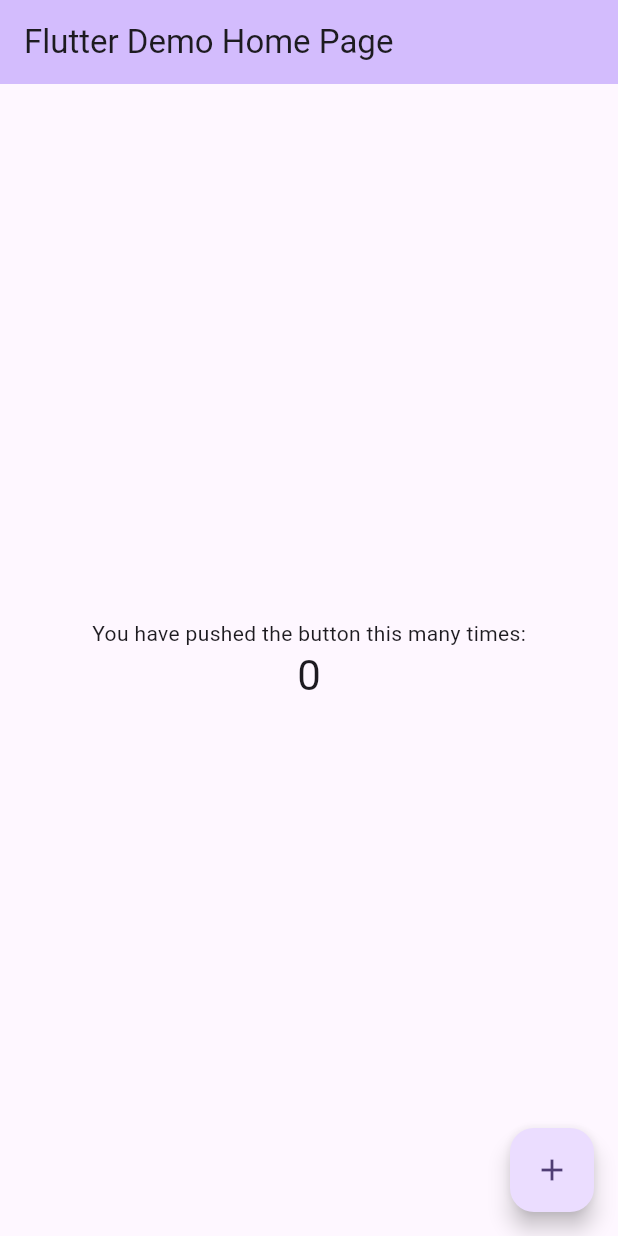
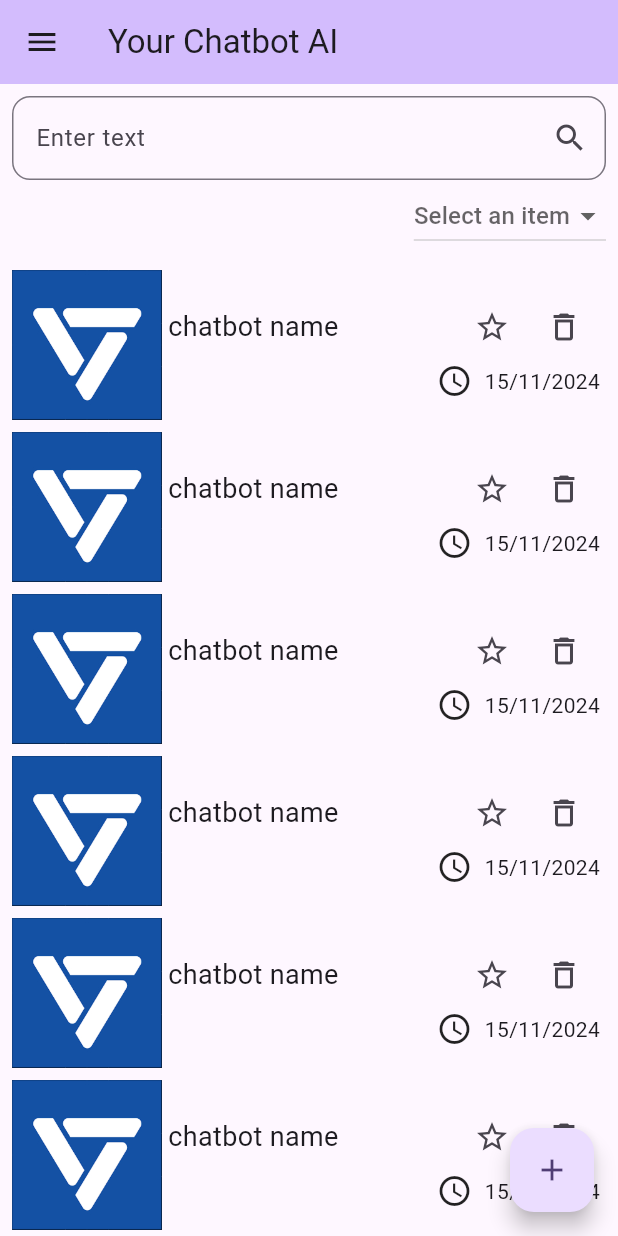
Before and after one commit to vinhhoang2301/loopyBot, a Flutter app: the screen it shows after launch, on a phone screen of 412 x 824 dp. Run offline on Flutter 3.47's test engine with Material 3 defaults, Android fonts, the phone set to English and light mode, and no system bars.

Commit message:
feat: add list chatbot ai page

```diff
--- a/lib/main.dart
+++ b/lib/main.dart
@@ -1,4 +1,4 @@
-import 'package:final_project/views/home_page.dart';
+import 'package:final_project/views/chatbot_ai_page.dart';
 import 'package:flutter/material.dart';
 
 void main() {
@@ -16,7 +16,8 @@ class MyApp extends StatelessWidget {
         colorScheme: ColorScheme.fromSeed(seedColor: Colors.deepPurple),
         useMaterial3: true,
       ),
-      home: const MyHomePage(title: 'Flutter Demo Home Page'),
+      home: const ChatbotAIPage(title: 'Flutter Demo Home Page'),
+      debugShowCheckedModeBanner: false,
     );
   }
 }
--- /dev/null
+++ b/lib/views/chatbot_ai_page.dart
@@ -0,0 +1,85 @@
+import 'package:final_project/widgets/chatbot_ai_item.dart';
+import 'package:flutter/material.dart';
+
+class ChatbotAIPage extends StatefulWidget {
+  const ChatbotAIPage({super.key, required this.title});
+
+  final String title;
+
+  @override
+  State<ChatbotAIPage> createState() => _ChatbotAIPage();
+}
+
+class _ChatbotAIPage extends State<ChatbotAIPage> {
+  String? _selectedValue;
+  final List<String> _items = ['Item 1', 'Item 2', 'Item 3', 'Item 4'];
+
+  @override
+  Widget build(BuildContext context) {
+    return Scaffold(
+      appBar: AppBar(
+        backgroundColor: Theme.of(context).colorScheme.inversePrimary,
+        title: const Text('Your Chatbot AI'),
+      ),
+      drawer: const Drawer(),
+      body: Column(
+        children: [
+          Padding(
+            padding: const EdgeInsets.symmetric(horizontal: 8.0, vertical: 8.0),
+            child: Column(
+              crossAxisAlignment: CrossAxisAlignment.end,
+              children: [
+                TextField(
+                  decoration: InputDecoration(
+                    border: OutlineInputBorder(
+                      borderRadius: BorderRadius.circular(12),
+                    ),
+                    hintText: 'Enter text',
+                    suffixIcon: const Icon(Icons.search),
+                  ),
+                ),
+                const SizedBox(width: 16),
+                DropdownButton<String>(
+                  value: _selectedValue,
+                  hint: const Text('Select an item'),
+                  onChanged: (String? newValue) {
+                    setState(() {
+                      _selectedValue = newValue;
+                    });
+                  },
+                  items: _items.map<DropdownMenuItem<String>>((String value) {
+                    return DropdownMenuItem<String>(
+                      value: value,
+                      child: Text(value),
+                    );
+                  }).toList(),
+                ),
+              ],
+            ),
+          ),
+          Expanded(
+            child: ListView(
+              children: const <Widget>[
+                ChatbotAIItem(),
+                ChatbotAIItem(),
+                ChatbotAIItem(),
+                ChatbotAIItem(),
+                ChatbotAIItem(),
+                ChatbotAIItem(),
+                ChatbotAIItem(),
+                ChatbotAIItem(),
+                ChatbotAIItem(),
+                ChatbotAIItem(),
+              ],
+            ),
+          ),
+        ],
+      ),
+      floatingActionButton: FloatingActionButton(
+        onPressed: () {},
+        tooltip: 'Add Chatbot AI',
+        child: const Icon(Icons.add),
+      ),
+    );
+  }
+}
--- /dev/null
+++ b/lib/widgets/chatbot_ai_item.dart
@@ -0,0 +1,61 @@
+import 'package:flutter/material.dart';
+
+class ChatbotAIItem extends StatelessWidget {
+  const ChatbotAIItem({super.key});
+
+  @override
+  Widget build(BuildContext context) {
+    return Padding(
+      padding: const EdgeInsets.symmetric(vertical: 4.0, horizontal: 8.0),
+      child: Row(
+        children: [
+          Image.asset(
+            'assets/unnamed.jpeg',
+            height: 100,
+            width: 100,
+          ),
+          Expanded(
+            child: Padding(
+              padding: const EdgeInsets.symmetric(horizontal: 4.0),
+              child: Column(
+                mainAxisSize: MainAxisSize.max,
+                mainAxisAlignment: MainAxisAlignment.spaceBetween,
+                children: [
+                  Row(
+                    mainAxisAlignment: MainAxisAlignment.spaceBetween,
+                    children: [
+                      const Text(
+                        'chatbot name',
+                        style: TextStyle(fontSize: 18),
+                      ),
+                      Row(
+                        children: [
+                          IconButton(
+                            icon: const Icon(Icons.star_border_outlined),
+                            onPressed: () {},
+                          ),
+                          IconButton(
+                            icon: const Icon(Icons.delete_outlined),
+                            onPressed: () {},
+                          ),
+                        ],
+                      ),
+                    ],
+                  ),
+                  const Row(
+                    mainAxisAlignment: MainAxisAlignment.end,
+                    children: [
+                      Icon(Icons.access_time_outlined),
+                      SizedBox(width: 8),
+                      Text('15/11/2024'),
+                    ],
+                  ),
+                ],
+              ),
+            ),
+          ),
+        ],
+      ),
+    );
+  }
+}
--- a/pubspec.yaml
+++ b/pubspec.yaml
@@ -59,8 +59,8 @@ flutter:
   uses-material-design: true
 
   # To add assets to your application, add an assets section, like this:
-  # assets:
-  #   - images/a_dot_burr.jpeg
+  assets:
+    - assets/
   #   - images/a_dot_ham.jpeg
 
   # An image asset can refer to one or more resolution-specific "variants", see
```
Also changed, not shown: assets/unnamed.jpeg (added).
